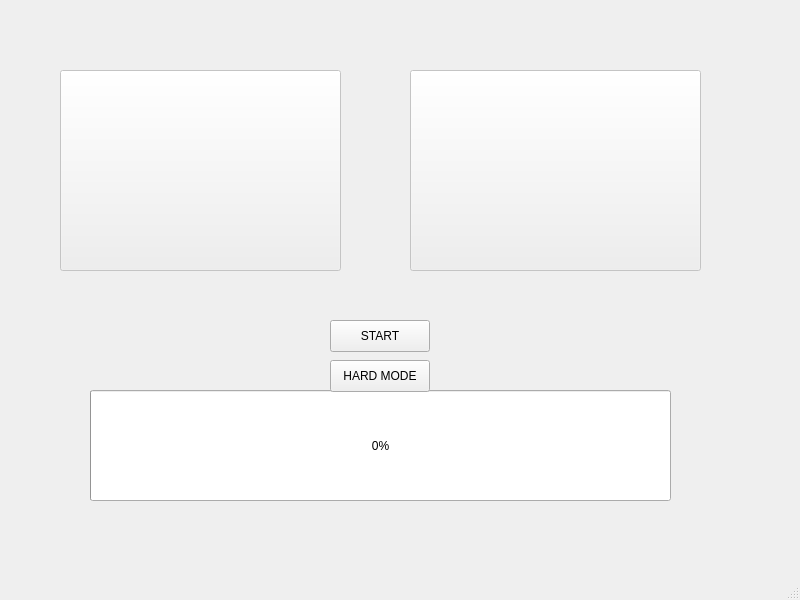
First picture: the form in SimonGame/mainwindow.ui, repository markusbuck/simon-game, before the edit.
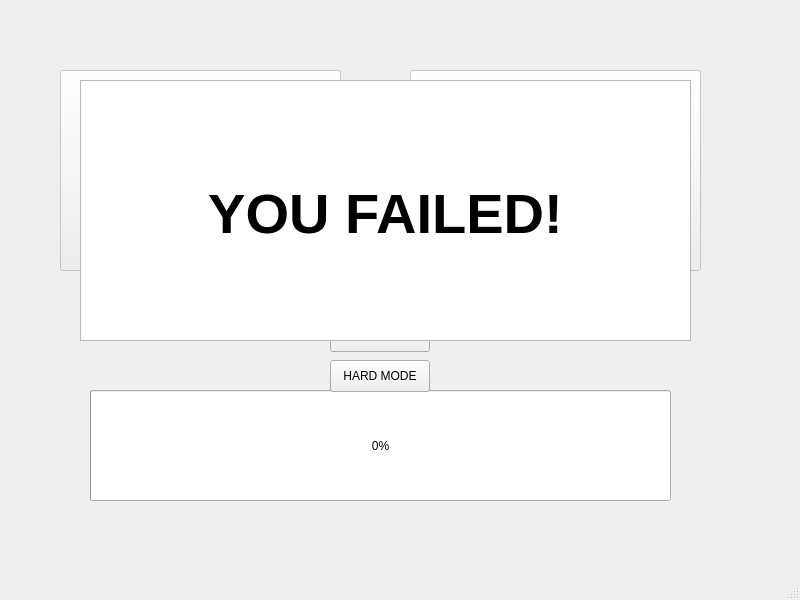
Second picture: the form after the edit.

```diff
--- a/SimonGame/mainwindow.ui
+++ b/SimonGame/mainwindow.ui
@@ -85,6 +85,29 @@
      <string>HARD MODE</string>
     </property>
    </widget>
+   <widget class="QTextBrowser" name="deathText">
+    <property name="geometry">
+     <rect>
+      <x>80</x>
+      <y>80</y>
+      <width>611</width>
+      <height>261</height>
+     </rect>
+    </property>
+    <property name="html">
+     <string>&lt;!DOCTYPE HTML PUBLIC &quot;-//W3C//DTD HTML 4.0//EN&quot; &quot;http://www.w3.org/TR/REC-html40/strict.dtd&quot;&gt;
+&lt;html&gt;&lt;head&gt;&lt;meta name=&quot;qrichtext&quot; content=&quot;1&quot; /&gt;&lt;meta charset=&quot;utf-8&quot; /&gt;&lt;style type=&quot;text/css&quot;&gt;
+p, li { white-space: pre-wrap; }
+hr { height: 1px; border-width: 0; }
+li.unchecked::marker { content: &quot;\2610&quot;; }
+li.checked::marker { content: &quot;\2612&quot;; }
+&lt;/style&gt;&lt;/head&gt;&lt;body style=&quot; font-family:'.AppleSystemUIFont'; font-size:13pt; font-weight:400; font-style:normal;&quot;&gt;
+&lt;p align=&quot;center&quot; style=&quot;-qt-paragraph-type:empty; margin-top:0px; margin-bottom:0px; margin-left:0px; margin-right:0px; -qt-block-indent:0; text-indent:0px;&quot;&gt;&lt;br /&gt;&lt;/p&gt;
+&lt;p align=&quot;center&quot; style=&quot;-qt-paragraph-type:empty; margin-top:0px; margin-bottom:0px; margin-left:0px; margin-right:0px; -qt-block-indent:0; text-indent:0px;&quot;&gt;&lt;br /&gt;&lt;/p&gt;
+&lt;p align=&quot;center&quot; style=&quot;-qt-paragraph-type:empty; margin-top:0px; margin-bottom:0px; margin-left:0px; margin-right:0px; -qt-block-indent:0; text-indent:0px;&quot;&gt;&lt;br /&gt;&lt;/p&gt;
+&lt;p align=&quot;center&quot; style=&quot; margin-top:0px; margin-bottom:0px; margin-left:0px; margin-right:0px; -qt-block-indent:0; text-indent:0px;&quot;&gt;&lt;span style=&quot; font-size:64pt; font-weight:700; vertical-align:sub;&quot;&gt;YOU FAILED!&lt;/span&gt;&lt;/p&gt;&lt;/body&gt;&lt;/html&gt;</string>
+    </property>
+   </widget>
   </widget>
   <widget class="QMenuBar" name="menubar">
    <property name="geometry">
```
